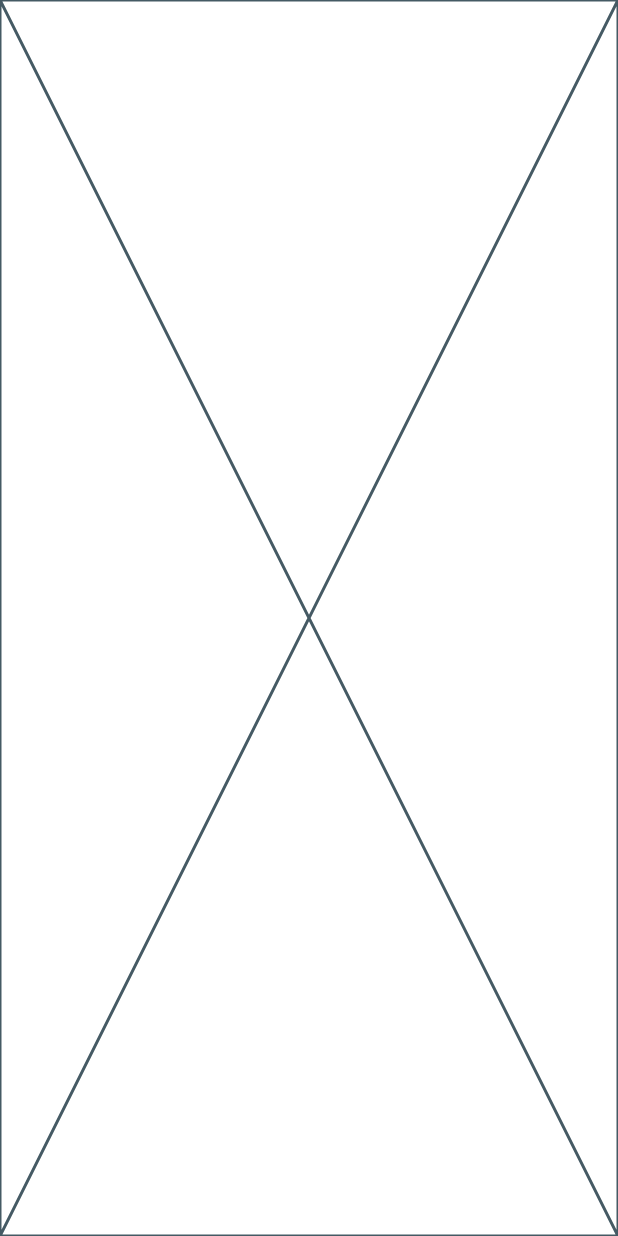
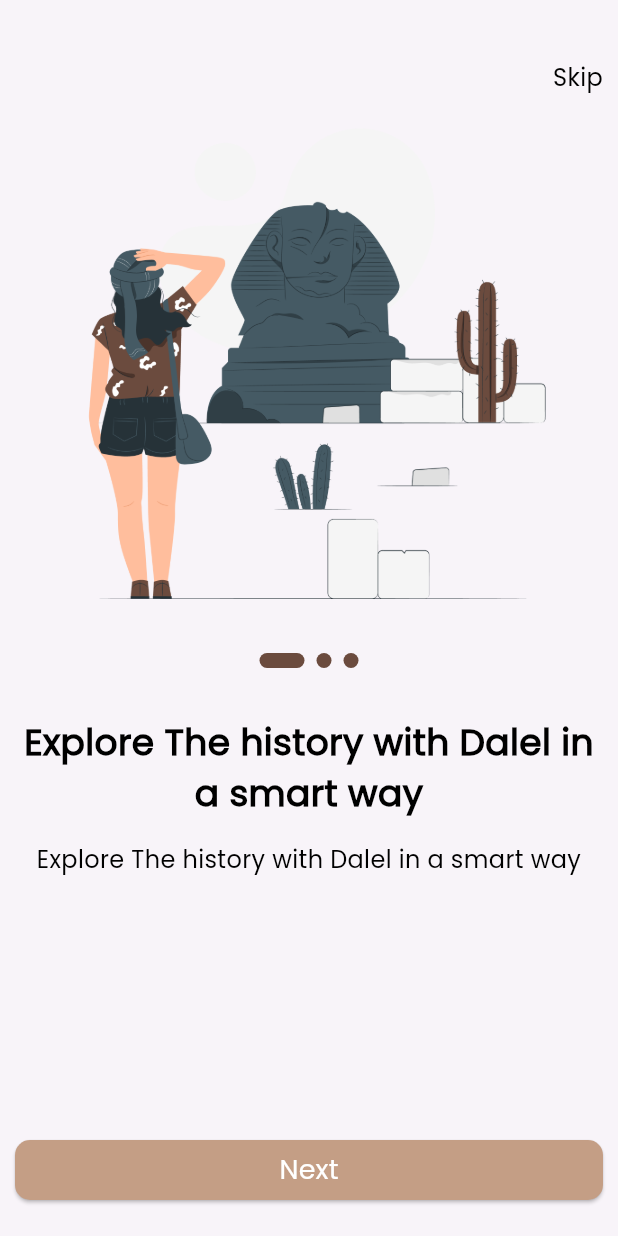
Before and after one commit to KareemElshaar1/dalel1_app, a Flutter app: the screen it shows after launch, on a phone screen of 412 x 824 dp. Run offline on Flutter 3.47's test engine with Material 3 defaults, Android fonts, the phone set to English and light mode, and no system bars; drawn by our look-alikes of smooth_page_indicator; our stand-ins replace go_router.

Commit message:
onboarding part one --> kareem elshaar 12/6 smooth  indicator custom btn

```diff
--- a/lib/core/routes/app_router.dart
+++ b/lib/core/routes/app_router.dart
@@ -1,6 +1,6 @@
-import 'package:dalel_app/features/on_boading/presentation/views/onboarding_view.dart';
 import 'package:go_router/go_router.dart';
 
+import '../../features/on_boarding/presentation/views/onboarding_view.dart';
 import '../../features/splash/presentation/views/splash_view.dart';
 
 final GoRouter router = GoRouter(routes: [
--- /dev/null
+++ b/lib/core/widgets/custom_btn.dart
@@ -0,0 +1,32 @@
+import 'package:dalel_app/core/utils/app_colors.dart';
+import 'package:dalel_app/core/utils/app_text_style.dart';
+import 'package:flutter/material.dart';
+
+class CustomButton extends StatelessWidget {
+  const CustomButton({super.key, this.color, required this.text});
+
+  final Color? color;
+  final String text;
+
+  @override
+  Widget build(BuildContext context) {
+    return Padding(
+      padding: const EdgeInsets.only(right: 10, left: 10, bottom: 20),
+      child: SizedBox(
+        width: double.infinity,
+        child: ElevatedButton(
+            onPressed: () {},
+            style: ElevatedButton.styleFrom(
+                backgroundColor: color ?? AppColors.primaryColor,
+                foregroundColor: AppColors.offWhite,
+                shape: RoundedRectangleBorder(
+                    borderRadius: BorderRadius.circular(10))),
+            child: Text(
+              text,
+              style: CustomTextStyles.poppins500style18
+                  .copyWith(color: Colors.white),
+            )),
+      ),
+    );
+  }
+}
--- a/lib/features/on_boading/presentation/views/onboarding_view.dart
+++ /dev/null
@@ -1,10 +0,0 @@
-import 'package:flutter/material.dart';
-
-class OnBoardingView extends StatelessWidget {
-  const OnBoardingView({super.key});
-
-  @override
-  Widget build(BuildContext context) {
-    return const Placeholder();
-  }
-}
--- /dev/null
+++ b/lib/features/on_boarding/presentation/views/onboarding_view.dart
@@ -0,0 +1,28 @@
+import 'package:dalel_app/core/utils/app_strings.dart';
+import 'package:dalel_app/features/on_boarding/presentation/views/widgets/custom_nave_bar_skip.dart';
+import 'package:dalel_app/features/on_boarding/presentation/views/widgets/onboarding_widget_body.dart';
+import 'package:flutter/material.dart';
+
+import '../../../../core/widgets/custom_btn.dart';
+
+class OnBoardingView extends StatelessWidget {
+  const OnBoardingView({super.key});
+
+  @override
+  Widget build(BuildContext context) {
+    return Scaffold(
+      body: SafeArea(
+        child: Column(
+          children: [
+            const SizedBox(height: 40),
+            const CustomNaveBar(),
+            OnboardingWidgetBody(),
+            const CustomButton(
+              text: AppStrings.next,
+            ),
+          ],
+        ),
+      ),
+    );
+  }
+}
--- /dev/null
+++ b/lib/features/on_boarding/presentation/views/widgets/custom_nave_bar_skip.dart
@@ -0,0 +1,22 @@
+import 'package:dalel_app/core/utils/app_strings.dart';
+import 'package:dalel_app/core/utils/app_text_style.dart';
+import 'package:flutter/material.dart';
+
+class CustomNaveBar extends StatelessWidget {
+  const CustomNaveBar({super.key});
+
+  @override
+  Widget build(BuildContext context) {
+    return Padding(
+      padding: const EdgeInsets.only(right: 10),
+      child: Align(
+        alignment: Alignment.centerRight,
+        child: Text(
+          AppStrings.skip,
+          style: CustomTextStyles.poppins300style16
+              .copyWith(fontWeight: FontWeight.w400),
+        ),
+      ),
+    );
+  }
+}
--- /dev/null
+++ b/lib/features/on_boarding/presentation/views/widgets/custom_smooth_page_widget.dart
@@ -0,0 +1,24 @@
+import 'package:flutter/material.dart';
+import 'package:smooth_page_indicator/smooth_page_indicator.dart';
+
+import '../../../../../core/utils/app_colors.dart';
+
+class CustomSmoothPageIndicator extends StatelessWidget {
+  const CustomSmoothPageIndicator({super.key, required this.controller});
+
+  final PageController controller;
+
+  @override
+  Widget build(BuildContext context) {
+    return SmoothPageIndicator(
+      controller: controller,
+      count: 3,
+      effect: ExpandingDotsEffect(
+        dotColor: AppColors.deepBrown,
+        activeDotColor: AppColors.deepBrown,
+        dotHeight: 10,
+        dotWidth: 10,
+      ),
+    );
+  }
+}
--- /dev/null
+++ b/lib/features/on_boarding/presentation/views/widgets/onboarding_widget_body.dart
@@ -0,0 +1,58 @@
+import 'package:dalel_app/core/utils/app_text_style.dart';
+import 'package:flutter/material.dart';
+
+import '../../../../../core/utils/app_assets.dart';
+import 'custom_smooth_page_widget.dart';
+
+class OnboardingWidgetBody extends StatelessWidget {
+  OnboardingWidgetBody({super.key});
+
+  final PageController _pageController = PageController();
+
+  @override
+  Widget build(BuildContext context) {
+    return Expanded(
+      child: PageView.builder(
+        controller: _pageController,
+        itemCount: 3,
+        itemBuilder: (context, index) {
+          return Column(
+            children: [
+              Image.asset(Assets.imagesOnBoarding1),
+              const SizedBox(
+                height: 24,
+              ),
+              CustomSmoothPageIndicator(
+                controller: _pageController,
+              ),
+              const SizedBox(
+                height: 32,
+              ),
+              Padding(
+                padding: const EdgeInsets.symmetric(horizontal: 15),
+                child: Column(
+                  children: [
+                    Text(
+                      "Explore The history with Dalel in a smart way",
+                      style: CustomTextStyles.poppins500style24
+                          .copyWith(fontWeight: FontWeight.bold),
+                      textAlign: TextAlign.center,
+                    ),
+                    const SizedBox(
+                      height: 16,
+                    ),
+                    const Text(
+                      "Explore The history with Dalel in a smart way",
+                      style: CustomTextStyles.poppins300style16,
+                      textAlign: TextAlign.center,
+                    )
+                  ],
+                ),
+              )
+            ],
+          );
+        },
+      ),
+    );
+  }
+}
--- a/pubspec.yaml
+++ b/pubspec.yaml
@@ -36,6 +36,7 @@ dependencies:
   # Use with the CupertinoIcons class for iOS style icons.
   cupertino_icons: ^1.0.6
   go_router: ^14.1.4
+  smooth_page_indicator: ^1.1.0
 
 dev_dependencies:
   flutter_test:
```
Also changed, not shown: pubspec.lock, 3 other files.
